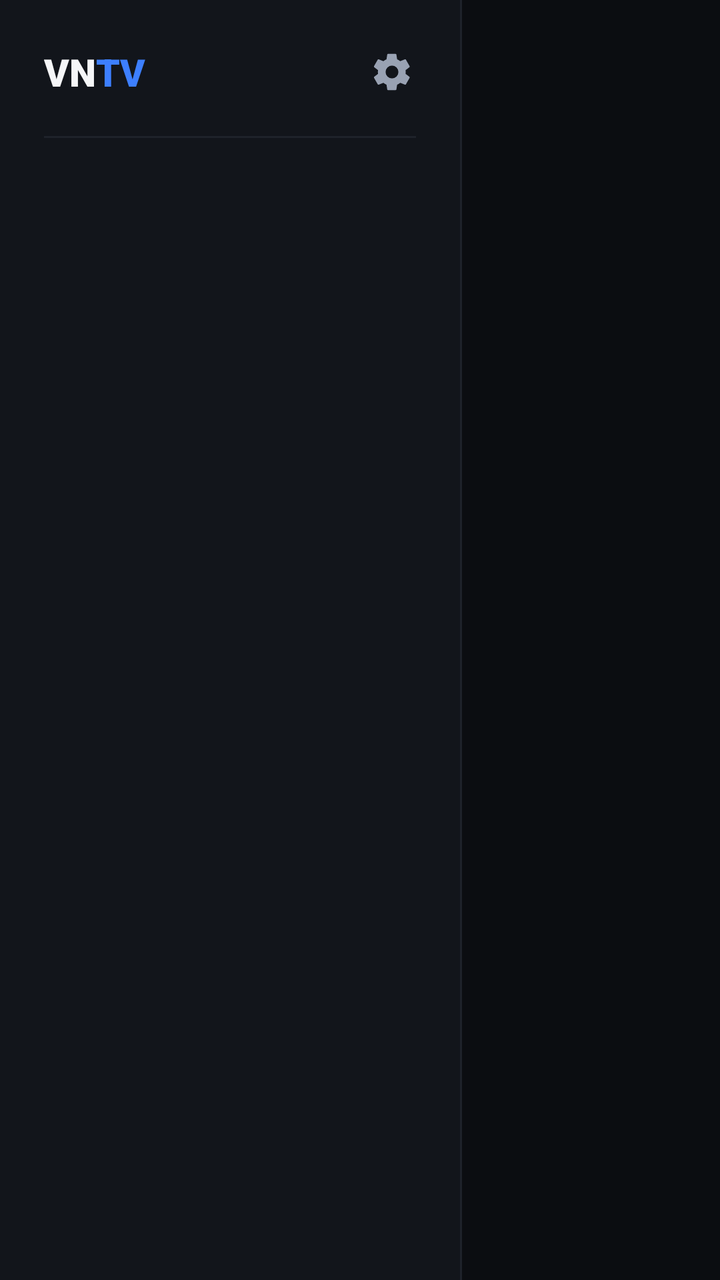
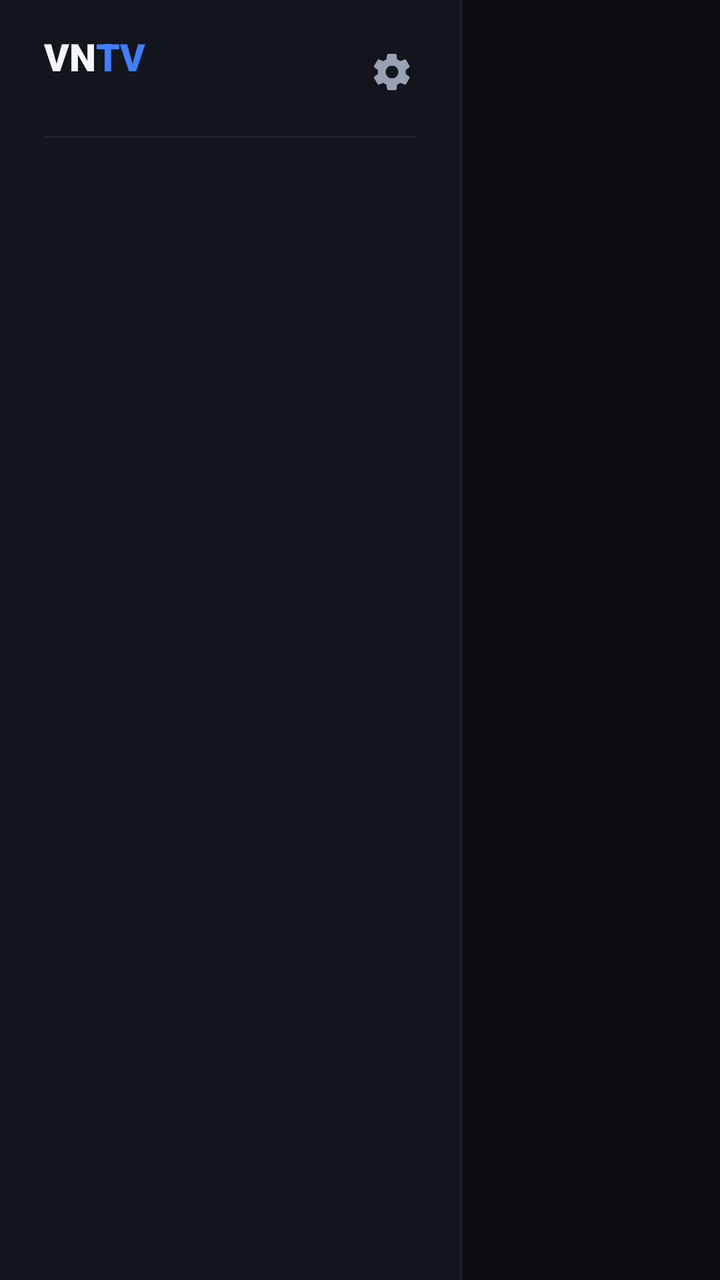

Two renders of the same Android screen: before a commit and after it. Below are the layout's source before the change and the commit's diff.
<!-- AndroidManifest.xml: application theme Theme.VnTv -->
<!-- res/layout/activity_main.xml -->
<?xml version="1.0" encoding="utf-8"?>
<FrameLayout xmlns:android="http://schemas.android.com/apk/res/android"
    android:layout_width="match_parent"
    android:layout_height="match_parent"
    android:background="@color/bg_base">

<LinearLayout
    android:layout_width="match_parent"
    android:layout_height="match_parent"
    android:orientation="horizontal">

    <LinearLayout
        android:layout_width="230dp"
        android:layout_height="match_parent"
        android:orientation="vertical"
        android:background="@color/surface_sidebar">

        <LinearLayout
            android:layout_width="match_parent"
            android:layout_height="wrap_content"
            android:orientation="horizontal"
            android:gravity="center_vertical"
            android:paddingStart="22dp"
            android:paddingEnd="12dp"
            android:paddingTop="14dp"
            android:paddingBottom="10dp">

            <TextView
                android:layout_width="wrap_content"
                android:layout_height="wrap_content"
                android:text="@string/brand_prefix"
                android:textColor="@color/text_primary"
                android:fontFamily="sans-serif-black"
                android:textSize="19sp" />

            <TextView
                android:layout_width="0dp"
                android:layout_height="wrap_content"
                android:layout_weight="1"
                android:text="@string/brand_suffix"
                android:textColor="@color/accent"
                android:fontFamily="sans-serif-black"
                android:textSize="19sp" />

            <ImageView
                android:id="@+id/settings_button"
                android:layout_width="44dp"
                android:layout_height="44dp"
                android:padding="11dp"
                android:src="@drawable/ic_settings"
                android:background="@drawable/icon_button_background"
                android:focusable="true"
                android:clickable="true"
                android:contentDescription="@string/settings_screen_title" />
        </LinearLayout>

        <View
            android:layout_width="match_parent"
            android:layout_height="1dp"
            android:layout_marginHorizontal="22dp"
            android:background="@color/divider" />

        <androidx.recyclerview.widget.RecyclerView
            android:id="@+id/category_tabs"
            android:layout_width="match_parent"
            android:layout_height="0dp"
            android:layout_weight="1"
            android:paddingTop="8dp"
            android:clipToPadding="false" />
    </LinearLayout>

    <View
        android:layout_width="1dp"
        android:layout_height="match_parent"
        android:background="@color/divider" />

    <LinearLayout
        android:layout_width="0dp"
        android:layout_height="match_parent"
        android:layout_weight="1"
        android:orientation="vertical">

    <LinearLayout
        android:layout_width="match_parent"
        android:layout_height="wrap_content"
        android:orientation="horizontal"
        android:gravity="center_vertical|end"
        android:paddingHorizontal="24dp"
        android:paddingTop="14dp">

        <TextView
            android:id="@+id/date_text"
            android:layout_width="wrap_content"
            android:layout_height="wrap_content"
            android:layout_marginEnd="16dp"
            android:textColor="@color/text_secondary"
            android:textSize="16sp" />

        <TextView
            android:id="@+id/time_text"
            android:layout_width="wrap_content"
            android:layout_height="wrap_content"
            android:textColor="@color/text_primary"
            android:fontFamily="sans-serif-medium"
            android:textSize="30sp" />
    </LinearLayout>

    <FrameLayout
        android:layout_width="match_parent"
        android:layout_height="0dp"
        android:layout_weight="1">

        <androidx.recyclerview.widget.RecyclerView
            android:id="@+id/channel_grid"
            android:layout_width="match_parent"
            android:layout_height="match_parent"
            android:padding="16dp"
            android:clipToPadding="false" />

        <ProgressBar
            android:id="@+id/progress_bar"
            android:layout_width="wrap_content"
            android:layout_height="wrap_content"
            android:layout_gravity="center"
            android:indeterminateTint="@color/accent"
            android:visibility="visible" />

        <TextView
            android:id="@+id/empty_view"
            android:layout_width="wrap_content"
            android:layout_height="wrap_content"
            android:layout_gravity="center"
            android:text="@string/no_channels"
            android:textColor="@color/text_secondary"
            android:gravity="center"
            android:textSize="16sp"
            android:visibility="gone" />
    </FrameLayout>
    </LinearLayout>
</LinearLayout>

    <TextView
        android:id="@+id/number_input"
        android:layout_width="wrap_content"
        android:layout_height="wrap_content"
        android:layout_gravity="center"
        android:background="@drawable/number_badge_background"
        android:paddingHorizontal="32dp"
        android:paddingVertical="12dp"
        android:textColor="#FFFFFFFF"
        android:fontFamily="sans-serif-medium"
        android:textSize="48sp"
        android:visibility="gone" />
</FrameLayout>
<!-- resources referenced by this layout -->
<resources>
  <color name="accent">#3D7FFF</color>
  <color name="bg_base">#0B0D11</color>
  <color name="divider">#1E222A</color>
  <color name="surface_sidebar">#12151B</color>
  <color name="text_primary">#F5F6F8</color>
  <color name="text_secondary">#99A2B3</color>
  <!-- drawable ic_settings (drawable) -->
  <?xml version="1.0" encoding="utf-8"?>
  <vector xmlns:android="http://schemas.android.com/apk/res/android"
      android:width="20dp"
      android:height="20dp"
      android:viewportWidth="24"
      android:viewportHeight="24">
      <path
          android:fillColor="#99A2B3"
          android:pathData="M19.4,13 a7.5,7.5 0 0 0 0.1,-1 a7.5,7.5 0 0 0 -0.1,-1 l2.1,-1.6 a0.5,0.5 0 0 0 0.1,-0.6 l-2,-3.5 a0.5,0.5 0 0 0 -0.6,-0.2 l-2.5,1 a7.3,7.3 0 0 0 -1.7,-1 l-0.4,-2.6 a0.5,0.5 0 0 0 -0.5,-0.4 h-4 a0.5,0.5 0 0 0 -0.5,0.4 l-0.4,2.6 a7.3,7.3 0 0 0 -1.7,1 l-2.5,-1 a0.5,0.5 0 0 0 -0.6,0.2 l-2,3.5 a0.5,0.5 0 0 0 0.1,0.6 l2.1,1.6 a7.5,7.5 0 0 0 -0.1,1 a7.5,7.5 0 0 0 0.1,1 l-2.1,1.6 a0.5,0.5 0 0 0 -0.1,0.6 l2,3.5 a0.5,0.5 0 0 0 0.6,0.2 l2.5,-1 a7.3,7.3 0 0 0 1.7,1 l0.4,2.6 a0.5,0.5 0 0 0 0.5,0.4 h4 a0.5,0.5 0 0 0 0.5,-0.4 l0.4,-2.6 a7.3,7.3 0 0 0 1.7,-1 l2.5,1 a0.5,0.5 0 0 0 0.6,-0.2 l2,-3.5 a0.5,0.5 0 0 0 -0.1,-0.6 z M12,15.5 a3.5,3.5 0 1 1 0,-7 a3.5,3.5 0 0 1 0,7 z" />
  </vector>
  <!-- drawable icon_button_background (drawable) -->
  <?xml version="1.0" encoding="utf-8"?>
  <selector xmlns:android="http://schemas.android.com/apk/res/android">
      <item android:state_focused="true">
          <shape android:shape="rectangle">
              <solid android:color="@color/accent_soft" />
              <stroke android:width="2dp" android:color="@color/accent" />
          </shape>
      </item>
      <item android:drawable="@android:color/transparent" />
  </selector>
  <!-- drawable number_badge_background (drawable) -->
  <?xml version="1.0" encoding="utf-8"?>
  <shape xmlns:android="http://schemas.android.com/apk/res/android" android:shape="rectangle">
      <solid android:color="#D9101318" />
  </shape>
  <string name="brand_prefix">VN</string>
  <string name="brand_suffix">TV</string>
  <string name="no_channels">Không tải được kênh nào. Vào Cài đặt để kiểm tra nguồn kênh.</string>
  <string name="settings_screen_title">Cài đặt</string>
  <style name="Theme.VnTv" parent="Theme.AppCompat.NoActionBar">
          <item name="android:windowBackground">@color/bg_base</item>
          <item name="colorAccent">@color/accent</item>
          <item name="colorControlNormal">@color/text_secondary</item>
          <item name="colorControlActivated">@color/accent</item>
          <item name="colorControlHighlight">@color/accent_soft</item>
          <item name="android:textColorPrimary">@color/text_primary</item>
          <item name="android:textColorSecondary">@color/text_secondary</item>
      </style>
  <color name="accent_soft">#1C2B47</color>
</resources>

<!-- the commit's change to res/layout/activity_main.xml (unified diff, before → after) -->
@@ -25,22 +25,44 @@
             android:paddingTop="14dp"
             android:paddingBottom="10dp">
 
-            <TextView
-                android:layout_width="wrap_content"
-                android:layout_height="wrap_content"
-                android:text="@string/brand_prefix"
-                android:textColor="@color/text_primary"
-                android:fontFamily="sans-serif-black"
-                android:textSize="19sp" />
-
-            <TextView
+            <LinearLayout
                 android:layout_width="0dp"
                 android:layout_height="wrap_content"
                 android:layout_weight="1"
-                android:text="@string/brand_suffix"
-                android:textColor="@color/accent"
-                android:fontFamily="sans-serif-black"
-                android:textSize="19sp" />
+                android:orientation="vertical">
+
+                <LinearLayout
+                    android:layout_width="wrap_content"
+                    android:layout_height="wrap_content"
+                    android:orientation="horizontal">
+
+                    <TextView
+                        android:layout_width="wrap_content"
+                        android:layout_height="wrap_content"
+                        android:text="@string/brand_prefix"
+                        android:textColor="@color/text_primary"
+                        android:fontFamily="sans-serif-black"
+                        android:textSize="19sp" />
+
+                    <TextView
+                        android:layout_width="wrap_content"
+                        android:layout_height="wrap_content"
+                        android:text="@string/brand_suffix"
+                        android:textColor="@color/accent"
+                        android:fontFamily="sans-serif-black"
+                        android:textSize="19sp" />
+                </LinearLayout>
+
+                <TextView
+                    android:id="@+id/app_version"
+                    android:layout_width="wrap_content"
+                    android:layout_height="wrap_content"
+                    android:layout_marginTop="1dp"
+                    android:textColor="@color/text_secondary"
+                    android:textSize="11sp"
+                    android:maxLines="1"
+                    android:ellipsize="end" />
+            </LinearLayout>
 
             <ImageView
                 android:id="@+id/settings_button"
